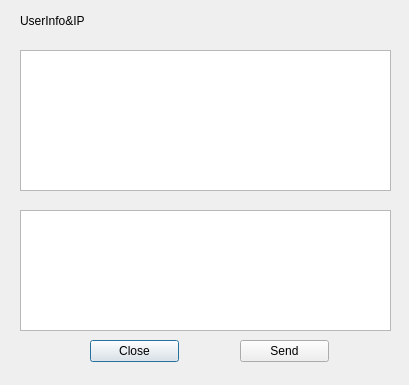
admirestator/oipmsg, file src/user_dialog.ui: the form before one commit.
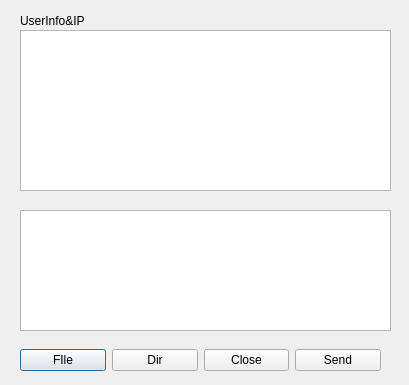
The form after the commit.

Commit message: add 4 options of user dialog

```diff
--- a/src/user_dialog.ui
+++ b/src/user_dialog.ui
@@ -13,32 +13,6 @@
   <property name="windowTitle">
    <string>Dialog</string>
   </property>
-  <widget class="QPushButton" name="pushButton">
-   <property name="geometry">
-    <rect>
-     <x>90</x>
-     <y>340</y>
-     <width>89</width>
-     <height>22</height>
-    </rect>
-   </property>
-   <property name="text">
-    <string>Close</string>
-   </property>
-  </widget>
-  <widget class="QPushButton" name="pushButton_2">
-   <property name="geometry">
-    <rect>
-     <x>240</x>
-     <y>340</y>
-     <width>89</width>
-     <height>22</height>
-    </rect>
-   </property>
-   <property name="text">
-    <string>Send</string>
-   </property>
-  </widget>
   <widget class="QTextEdit" name="textEdit">
    <property name="geometry">
     <rect>
@@ -53,9 +27,9 @@
    <property name="geometry">
     <rect>
      <x>20</x>
-     <y>50</y>
+     <y>30</y>
      <width>371</width>
-     <height>141</height>
+     <height>161</height>
     </rect>
    </property>
   </widget>
@@ -72,6 +46,46 @@
     <string>UserInfo&amp;IP</string>
    </property>
   </widget>
+  <widget class="QWidget" name="">
+   <property name="geometry">
+    <rect>
+     <x>20</x>
+     <y>340</y>
+     <width>361</width>
+     <height>41</height>
+    </rect>
+   </property>
+   <layout class="QHBoxLayout" name="horizontalLayout">
+    <item>
+     <widget class="QPushButton" name="pushButtonFIle">
+      <property name="text">
+       <string>FIle</string>
+      </property>
+     </widget>
+    </item>
+    <item>
+     <widget class="QPushButton" name="pushButtonDir">
+      <property name="text">
+       <string>Dir</string>
+      </property>
+     </widget>
+    </item>
+    <item>
+     <widget class="QPushButton" name="pushButtonClose">
+      <property name="text">
+       <string>Close</string>
+      </property>
+     </widget>
+    </item>
+    <item>
+     <widget class="QPushButton" name="pushButtonSend">
+      <property name="text">
+       <string>Send</string>
+      </property>
+     </widget>
+    </item>
+   </layout>
+  </widget>
  </widget>
  <resources/>
  <connections/>
```
The commit also changes 5 other files.
